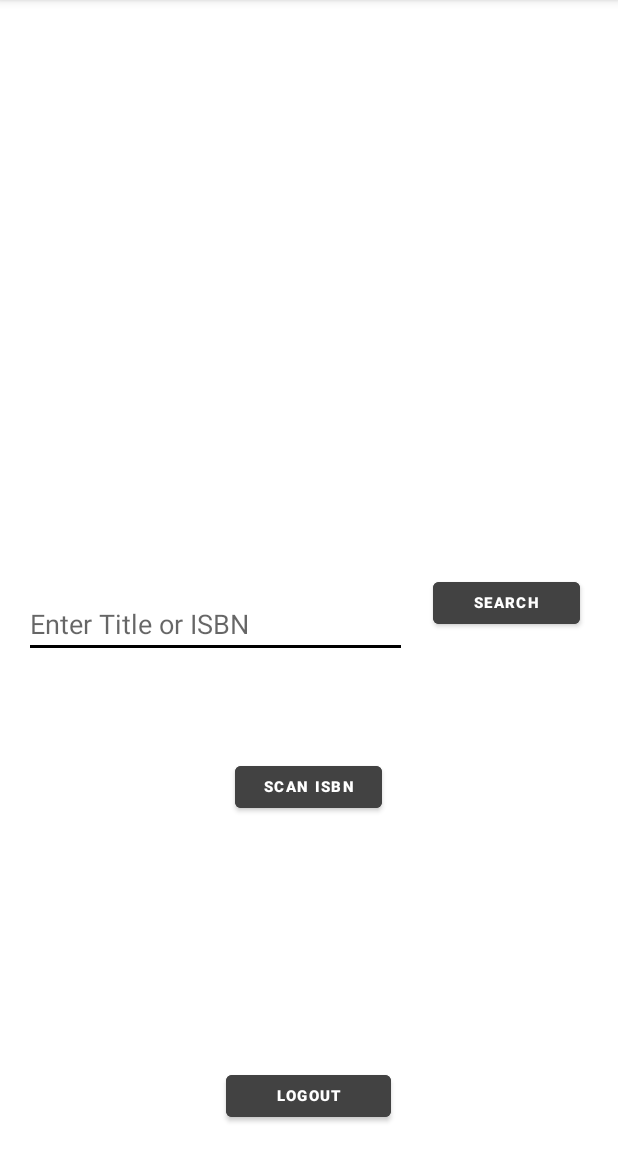
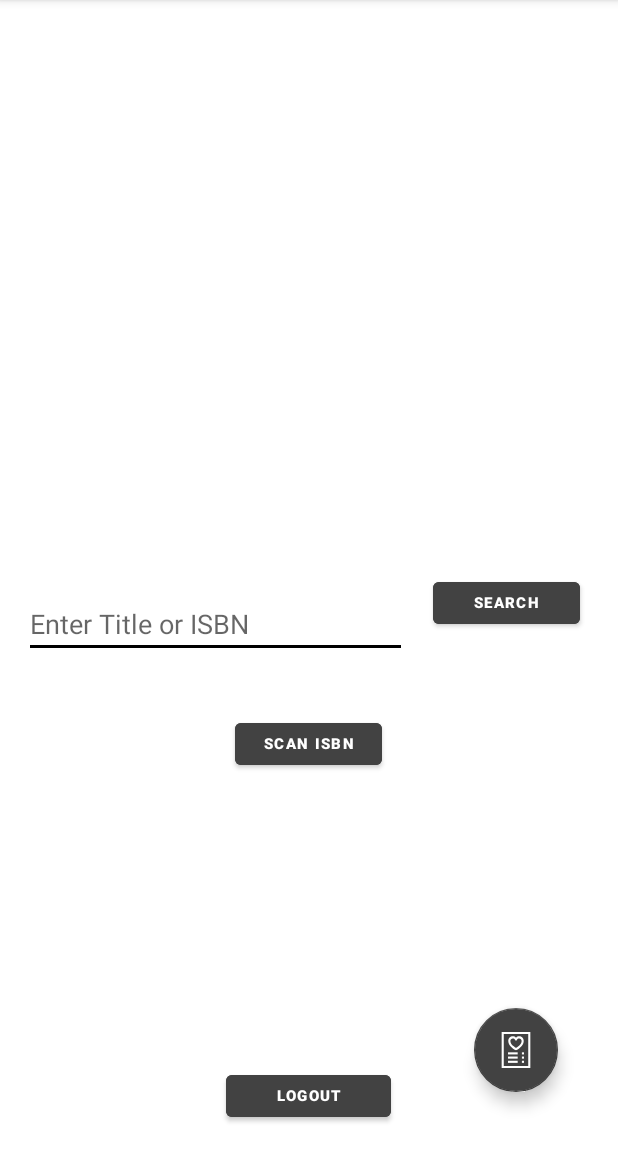
Before and after one commit to knd282/Android4Assignment, an Android app: the search_book screen opened directly, with no data from a screen before it, on a phone screen of 412 x 824 dp, the part 84-1236 px from its top. Run offline under Robolectric (Android 15) with nearby library versions, the phone set to English and light mode, and no system bars; our stand-ins replace Firebase (no records; nobody signed in at launch, a user with empty details on screens opened directly); libraries missing offline, so code that uses them is left out: com.google.zxing.integration.

Commit message:
Add to wishlist 70% complete

```diff
--- a/app/src/main/java/com/example/android_knd/search_book.java
+++ b/app/src/main/java/com/example/android_knd/search_book.java
@@ -1,22 +1,36 @@
 package com.example.android_knd;
 
+import androidx.annotation.NonNull;
 import androidx.annotation.Nullable;
 import androidx.appcompat.app.AppCompatActivity;
 
 import android.content.Intent;
 import android.os.Bundle;
+import android.os.Parcelable;
 import android.view.View;
 import android.widget.Button;
 import android.widget.EditText;
 import android.widget.Toast;
 
+import com.google.android.material.floatingactionbutton.FloatingActionButton;
 import com.google.firebase.auth.FirebaseAuth;
+import com.google.firebase.database.DataSnapshot;
+import com.google.firebase.database.DatabaseError;
+import com.google.firebase.database.DatabaseReference;
+import com.google.firebase.database.FirebaseDatabase;
+import com.google.firebase.database.ValueEventListener;
 import com.google.zxing.integration.android.IntentIntegrator;
 import com.google.zxing.integration.android.IntentResult;
+
+import java.util.ArrayList;
+import java.util.List;
 
 //for logout and searching books
 public class search_book extends AppCompatActivity {
 
+//---wishlist
+
+    FloatingActionButton fab_wish;
 //-------------------------------------------------for book search
     EditText tBook;
     Button btnDisplay;
@@ -28,7 +42,7 @@ public class search_book extends AppCompatActivity {
     @Override
     protected void onActivityResult(int requestCode, int resultCode, @Nullable Intent data) {
         super.onActivityResult(requestCode, resultCode, data);
-
+//--------------------------------------------------ISBN
         IntentResult scanResult = IntentIntegrator.parseActivityResult(requestCode,resultCode,data);
         if(scanResult.getContents() != null){ //if not null
             String isbncodeR = scanResult.getContents();
@@ -49,6 +63,15 @@ public class search_book extends AppCompatActivity {
     protected void onCreate(Bundle savedInstanceState) {
         super.onCreate(savedInstanceState);
         setContentView(R.layout.activity_search_book);
+        //wishlist
+        fab_wish = findViewById(R.id.fab_wishL);
+        fab_wish.setOnClickListener(new View.OnClickListener() {
+            @Override
+            public void onClick(View view) {
+                startActivity(new Intent(search_book.this, wish_list.class));
+            }
+        });
+        //wishlist
 //--------------------------------------------------logout
         logout = (Button) findViewById(R.id.signOut);
         logout.setOnClickListener(new View.OnClickListener() {
--- /dev/null
+++ b/app/src/main/res/drawable/ic_wishlist.xml
@@ -0,0 +1,30 @@
+<vector xmlns:android="http://schemas.android.com/apk/res/android"
+    android:width="512dp"
+    android:height="512dp"
+    android:viewportWidth="512"
+    android:viewportHeight="512">
+  <path
+      android:fillColor="#FF000000"
+      android:pathData="M52,0v512h408V0H52zM430,482H82V30h348V482z"/>
+  <path
+      android:fillColor="#FF000000"
+      android:pathData="M340,289h30v30h-30z"/>
+  <path
+      android:fillColor="#FF000000"
+      android:pathData="M142,289h138v30h-138z"/>
+  <path
+      android:fillColor="#FF000000"
+      android:pathData="M340,349h30v30h-30z"/>
+  <path
+      android:fillColor="#FF000000"
+      android:pathData="M142,349h138v30h-138z"/>
+  <path
+      android:fillColor="#FF000000"
+      android:pathData="M340,409h30v30h-30z"/>
+  <path
+      android:fillColor="#FF000000"
+      android:pathData="M142,409h138v30h-138z"/>
+  <path
+      android:fillColor="#FF000000"
+      android:pathData="M301,62c-17.119,0 -33.105,6.623 -45,18.06C244.105,68.623 228.119,62 211,62c-35.841,0 -65,29.159 -65,65c0,77.431 99.029,128.267 103.245,130.393L256,260.8l6.755,-3.407C266.971,255.267 366,204.431 366,127C366,91.159 336.841,62 301,62zM255.984,226.866c-8.267,-4.796 -22.967,-14.04 -37.652,-26.786C199.021,183.317 176,157.033 176,127c0,-19.299 15.701,-35 35,-35c13.18,0 25.116,7.296 31.149,19.042l4.186,8.146h19.33l4.186,-8.146C275.884,99.296 287.82,92 301,92c19.299,0 35,15.701 35,35C336,176.106 276.394,214.993 255.984,226.866z"/>
+</vector>
--- a/app/src/main/res/layout/activity_search_book.xml
+++ b/app/src/main/res/layout/activity_search_book.xml
@@ -58,6 +58,7 @@
         app:layout_constraintStart_toStartOf="parent"
         app:layout_constraintTop_toBottomOf="@+id/bannerDescription" />
 
+
     <Button
         android:id="@+id/btnISBN"
         android:layout_width="98dp"
@@ -74,7 +75,20 @@
         app:layout_constraintRight_toRightOf="parent"
         app:layout_constraintStart_toStartOf="parent"
         app:layout_constraintTop_toTopOf="parent"
-        app:layout_constraintVertical_bias="0.693" />
+        app:layout_constraintVertical_bias="0.654" />
+
+    <com.google.android.material.floatingactionbutton.FloatingActionButton
+        android:id="@+id/fab_wishL"
+        android:layout_width="wrap_content"
+        android:layout_height="wrap_content"
+        android:layout_marginEnd="40dp"
+        android:layout_marginBottom="40dp"
+        android:scaleType="fitCenter"
+        android:src="@drawable/ic_wishlist"
+        app:backgroundTint="@color/cardview_dark_background"
+        app:layout_constraintBottom_toBottomOf="parent"
+        app:layout_constraintEnd_toEndOf="parent"
+        app:tint="#FFFFFF" />
 
 
 </androidx.constraintlayout.widget.ConstraintLayout>
```
Also changed, not shown: app/src/main/AndroidManifest.xml (+10 -11 lines), app/src/main/java/com/example/android_knd/wish_list.java (added, +61 -0 lines), app/src/main/res/layout/activity_wish_list.xml (added, +114 -0 lines).
